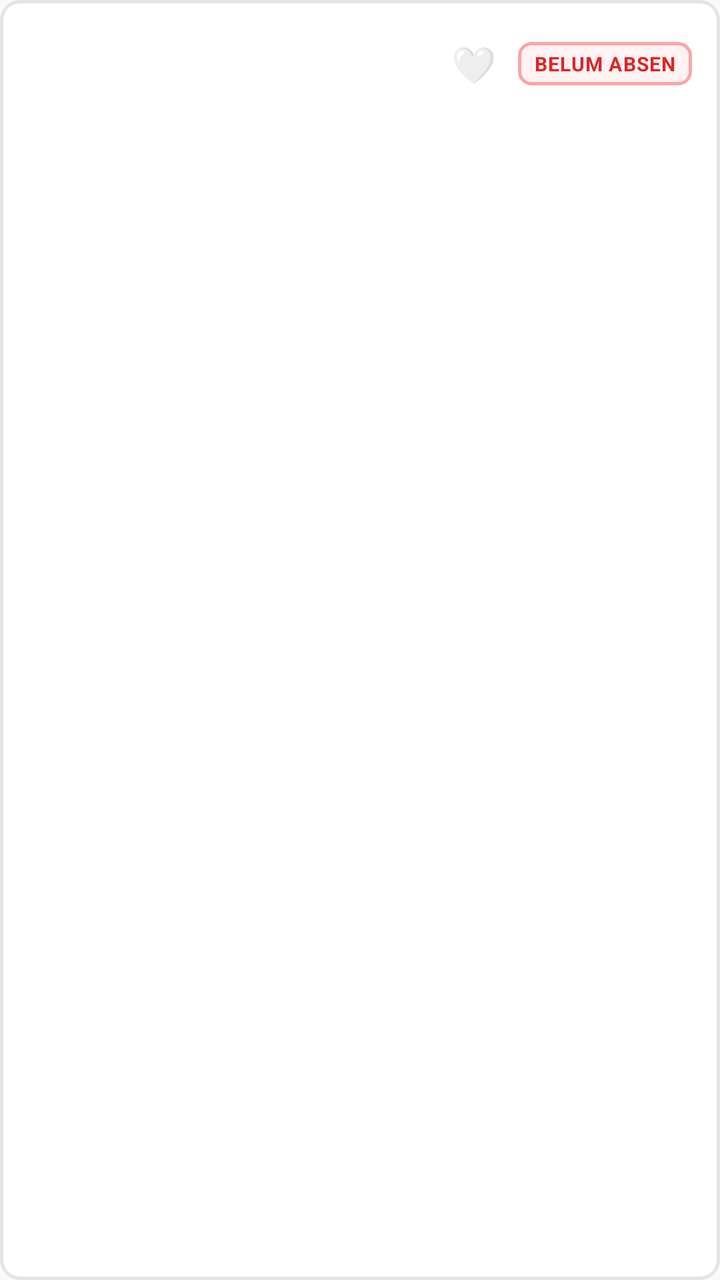
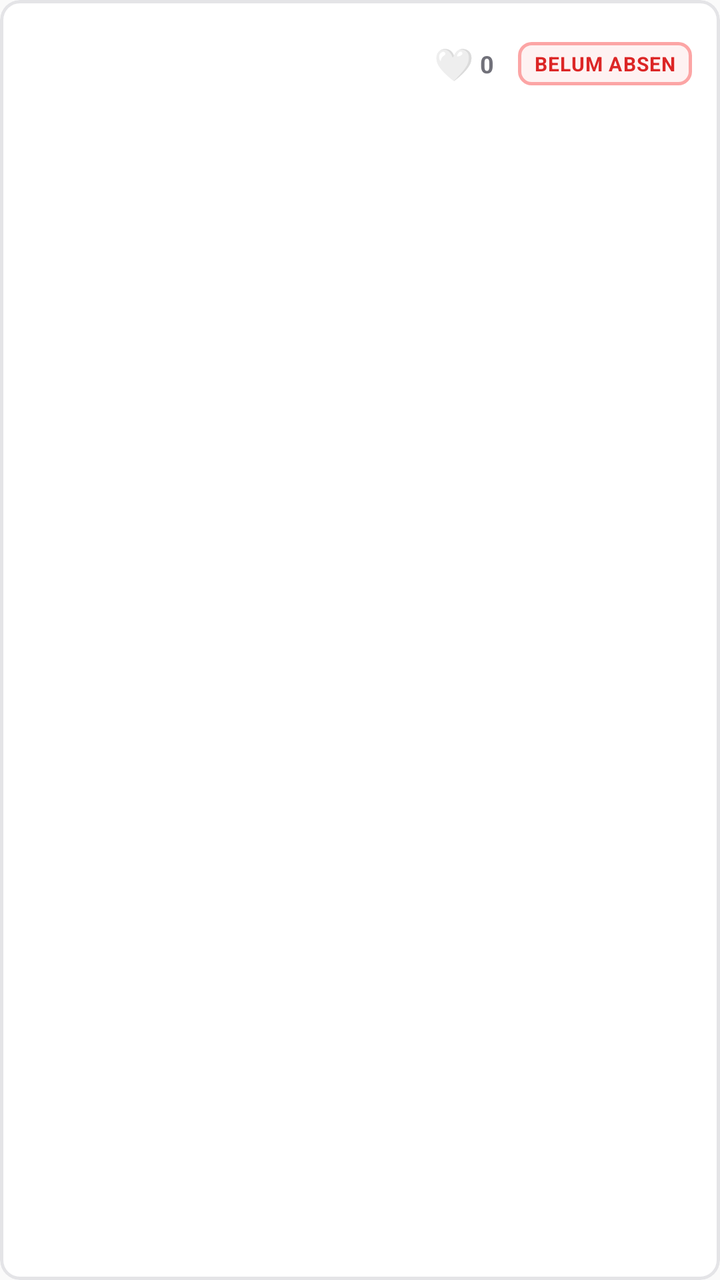

An Android layout rendered at two revisions. The XML below is the earlier revision; the diff shows what the commit changed to produce the second picture.
<!-- AndroidManifest.xml: application theme Theme.Absensi -->
<!-- res/layout/item_employee.xml -->
<?xml version="1.0" encoding="utf-8"?>
<com.google.android.material.card.MaterialCardView xmlns:android="http://schemas.android.com/apk/res/android"
    xmlns:app="http://schemas.android.com/apk/res-auto"
    android:layout_width="match_parent"
    android:layout_height="wrap_content"
    android:layout_marginBottom="8dp"
    android:clipChildren="false"
    android:clipToPadding="false"
    app:cardBackgroundColor="@color/surface"
    app:cardCornerRadius="10dp"
    app:cardElevation="0dp"
    app:strokeColor="@color/border_crisp"
    app:strokeWidth="1.5dp">

    <LinearLayout
        android:layout_width="match_parent"
        android:layout_height="wrap_content"
        android:background="?attr/selectableItemBackground"
        android:clipChildren="false"
        android:clipToPadding="false"
        android:gravity="center_vertical"
        android:orientation="horizontal"
        android:paddingStart="14dp"
        android:paddingTop="12dp"
        android:paddingEnd="14dp"
        android:paddingBottom="12dp">

        <FrameLayout
            android:id="@+id/flAvatar"
            android:layout_width="40dp"
            android:layout_height="40dp">

            <ImageView
                android:id="@+id/ivAvatar"
                android:layout_width="match_parent"
                android:layout_height="match_parent"
                android:background="@drawable/bg_avatar_circle"
                android:clipToOutline="true"
                android:contentDescription="Foto Profil"
                android:scaleType="centerCrop"
                android:visibility="gone" />

            <TextView
                android:id="@+id/tvAvatar"
                android:layout_width="match_parent"
                android:layout_height="match_parent"
                android:gravity="center"
                android:textColor="@color/surface"
                android:textSize="14sp"
                android:textStyle="bold" />
        </FrameLayout>

        <LinearLayout
            android:layout_width="0dp"
            android:layout_height="wrap_content"
            android:layout_marginStart="14dp"
            android:layout_marginEnd="10dp"
            android:layout_weight="1"
            android:orientation="vertical">

            <TextView
                android:id="@+id/tvEmpName"
                android:layout_width="match_parent"
                android:layout_height="wrap_content"
                android:ellipsize="end"
                android:maxLines="1"
                android:textColor="@color/text_primary"
                android:textSize="15sp"
                android:textStyle="bold" />

            <TextView
                android:id="@+id/tvEmpDept"
                android:layout_width="match_parent"
                android:layout_height="wrap_content"
                android:layout_marginTop="2dp"
                android:ellipsize="end"
                android:maxLines="1"
                android:textColor="@color/text_secondary"
                android:textSize="12sp" />
        </LinearLayout>

        <FrameLayout
            android:id="@+id/btnVote"
            android:layout_width="36dp"
            android:layout_height="36dp"
            android:layout_marginEnd="4dp"
            android:background="?attr/selectableItemBackgroundBorderless"
            android:clickable="true"
            android:clipChildren="false"
            android:clipToPadding="false"
            android:focusable="true">

            <TextView
                android:id="@+id/tvVoteIcon"
                android:layout_width="wrap_content"
                android:layout_height="wrap_content"
                android:layout_gravity="center"
                android:text="🤍"
                android:textSize="18sp" />

            <TextView
                android:id="@+id/tvVoteCount"
                android:layout_width="wrap_content"
                android:layout_height="wrap_content"
                android:visibility="gone" />
        </FrameLayout>

        <TextView
            android:id="@+id/tvBadge"
            android:layout_width="wrap_content"
            android:layout_height="wrap_content"
            android:background="@drawable/bg_badge"
            android:paddingStart="8dp"
            android:paddingTop="4dp"
            android:paddingEnd="8dp"
            android:paddingBottom="4dp"
            android:text="BELUM ABSEN"
            android:textColor="@color/badge_danger_text"
            android:textSize="10sp"
            android:letterSpacing="0.04"
            android:textStyle="bold" />

    </LinearLayout>

</com.google.android.material.card.MaterialCardView>
<!-- resources referenced by this layout -->
<resources>
  <color name="badge_danger_text">#DC2626</color>
  <color name="border_crisp">#E4E4E7</color>
  <color name="surface">#FFFFFF</color>
  <color name="text_primary">#09090B</color>
  <color name="text_secondary">#71717A</color>
  <!-- drawable bg_avatar_circle (drawable) -->
  <?xml version="1.0" encoding="utf-8"?>
  <shape xmlns:android="http://schemas.android.com/apk/res/android"
      android:shape="oval">
      <solid android:color="@color/avatar_1" />
      <stroke
          android:width="1.5dp"
          android:color="@color/border_dark" />
  </shape>
  <!-- drawable bg_badge (drawable) -->
  <?xml version="1.0" encoding="utf-8"?>
  <shape xmlns:android="http://schemas.android.com/apk/res/android"
      android:shape="rectangle">
      <solid android:color="@color/badge_danger_bg" />
      <corners android:radius="6dp" />
      <stroke android:width="1.5dp" android:color="@color/badge_danger_border" />
  </shape>
  <style name="Theme.Absensi" parent="Theme.MaterialComponents.Light.NoActionBar">
          <item name="android:windowBackground">@color/bg_primary</item>
          <item name="colorPrimary">@color/accent</item>
          <item name="colorPrimaryDark">@color/primary_dark</item>
          <item name="android:statusBarColor">@color/surface</item>
          <item name="android:windowLightStatusBar">true</item>
          <item name="colorAccent">@color/accent</item>
      </style>
  <color name="avatar_1">#18181B</color>
  <color name="border_dark">#18181B</color>
  <color name="badge_danger_bg">#FEF2F2</color>
  <color name="badge_danger_border">#FCA5A5</color>
  <color name="bg_primary">#FAFAFA</color>
  <color name="accent">#09090B</color>
  <color name="primary_dark">#09090B</color>
</resources>

<!-- the commit's change to res/layout/item_employee.xml (unified diff, before → after) -->
@@ -79,31 +79,38 @@
                 android:textSize="12sp" />
         </LinearLayout>
 
-        <FrameLayout
+        <LinearLayout
             android:id="@+id/btnVote"
-            android:layout_width="36dp"
+            android:layout_width="wrap_content"
             android:layout_height="36dp"
-            android:layout_marginEnd="4dp"
+            android:layout_marginEnd="6dp"
             android:background="?attr/selectableItemBackgroundBorderless"
             android:clickable="true"
             android:clipChildren="false"
             android:clipToPadding="false"
-            android:focusable="true">
+            android:focusable="true"
+            android:gravity="center_vertical"
+            android:orientation="horizontal"
+            android:paddingStart="4dp"
+            android:paddingEnd="6dp">
 
             <TextView
                 android:id="@+id/tvVoteIcon"
                 android:layout_width="wrap_content"
                 android:layout_height="wrap_content"
-                android:layout_gravity="center"
                 android:text="🤍"
-                android:textSize="18sp" />
+                android:textSize="16sp" />
 
             <TextView
                 android:id="@+id/tvVoteCount"
                 android:layout_width="wrap_content"
                 android:layout_height="wrap_content"
-                android:visibility="gone" />
-        </FrameLayout>
+                android:layout_marginStart="3dp"
+                android:textColor="@color/text_secondary"
+                android:textSize="12sp"
+                android:textStyle="bold"
+                android:text="0" />
+        </LinearLayout>
 
         <TextView
             android:id="@+id/tvBadge"
